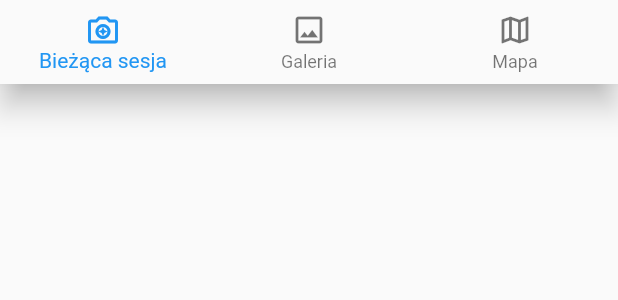
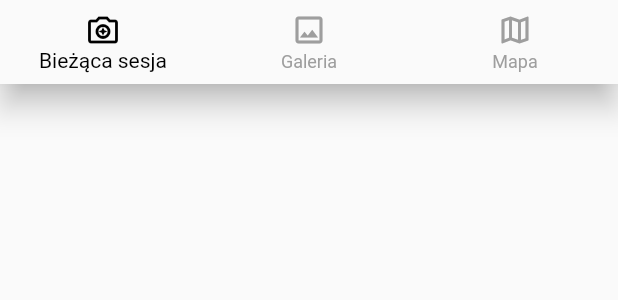
Before and after one commit to darthwentyl/photo_gallery_flutter, a Flutter app: the PhotoBottomNavigationWidget widget shown alone on an empty page, opened directly with empty values, on a phone screen of 412 x 824 dp. Shown: the top 300 px of the screen. Run offline on Flutter 3.47's test engine with Material 2 defaults, Android fonts, the phone set to English and light mode, and no system bars; our stand-ins replace after_layout, camera, flutter_contacts, geocoding, google_maps_flutter, location and 2 more.

Commit message:
- camera style   + change const variable names   + change icon mode select/unselect colors - google map   + change floatingActionButton to InkWell with image - bottom navigation  styles   + change icon select/unselect colors - .gitignore

```diff
--- a/lib/styles.dart
+++ b/lib/styles.dart
@@ -15,9 +15,15 @@ class AppColor extends Color {
   static const cameraControlColor = Colors.white54;
   static const cameraZoomBackground = Colors.black87;
   static const cameraBackground = Colors.black;
-  static const selectMode = Colors.amber;
-  static const unselectMode = Colors.black;
+  static const cameraSelectMode = Colors.black;
+  static const cameraUnselectMode = Colors.grey;
+  static const cameraBoxDecorationBorder = Colors.white;
 
   static const galleryBackground = Colors.white;
+
   static const iconBottomNavigationBackground = Colors.black;
+  static const iconBottomNavigationSelect = Colors.black;
+  static const iconBottomNavigationUnselect = Colors.grey;
+
+  static const googleMapfloatingActionButton = Colors.white;
 }
--- a/lib/widgets/photo_bottom_navigation_widget.dart
+++ b/lib/widgets/photo_bottom_navigation_widget.dart
@@ -20,6 +20,8 @@ class PhotoBottomNavigationState extends State<PhotoBottomNavigationWidget> {
   Widget build(BuildContext context) {
     return BottomNavigationBar(
       currentIndex: _currentIndex,
+      selectedItemColor: AppColor.iconBottomNavigationSelect,
+      unselectedItemColor: AppColor.iconBottomNavigationUnselect,
       items: const [
         BottomNavigationBarItem(
           icon: Icon(Icons.enhance_photo_translate_outlined),
```
Also changed, not shown: lib/widgets/camera_main_widget.dart (+10 -8 lines), lib/widgets/map_main_widget.dart (+20 -4 lines), 2 other files.
